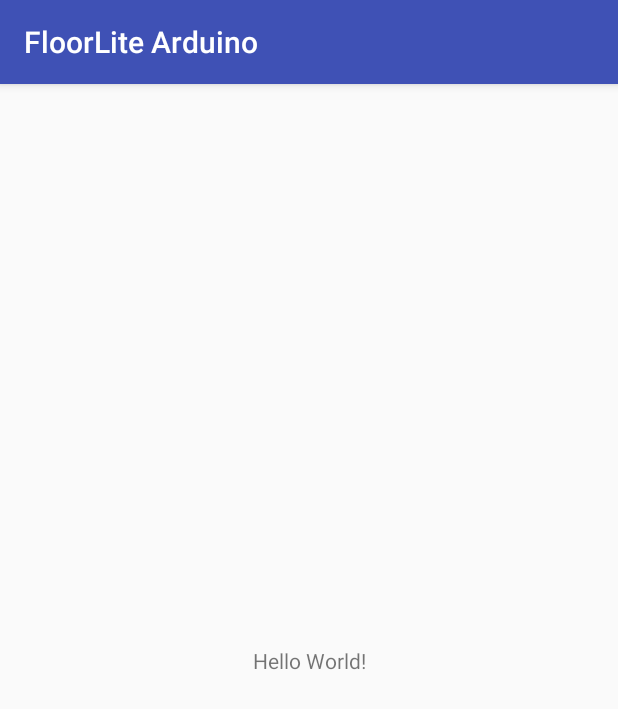
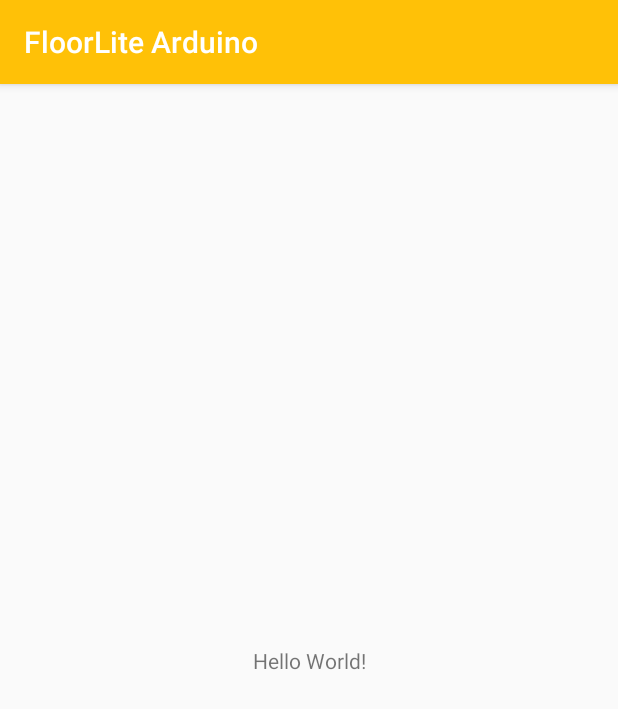
Before and after one commit to ngesa254/arduino-floorLite, an Android app: the screen it shows after launch (FloorMainActivity), on a phone screen of 412 x 824 dp. Shown: the top 709 px of the screen. Run offline under Robolectric (Android 15) with nearby library versions, the phone set to English and light mode, and no system bars.

Commit message:
update the colors

```diff
--- a/app/src/main/res/layout/activity_floor_main.xml
+++ b/app/src/main/res/layout/activity_floor_main.xml
@@ -1,5 +1,6 @@
 <?xml version="1.0" encoding="utf-8"?>
-<android.support.constraint.ConstraintLayout xmlns:android="http://schemas.android.com/apk/res/android"
+<android.support.constraint.ConstraintLayout
+    xmlns:android="http://schemas.android.com/apk/res/android"
     xmlns:app="http://schemas.android.com/apk/res-auto"
     xmlns:tools="http://schemas.android.com/tools"
     android:layout_width="match_parent"
--- a/app/src/main/res/values/colors.xml
+++ b/app/src/main/res/values/colors.xml
@@ -1,6 +1,11 @@
 <?xml version="1.0" encoding="utf-8"?>
 <resources>
-    <color name="colorPrimary">#3F51B5</color>
-    <color name="colorPrimaryDark">#303F9F</color>
+    <color name="colorPrimary">#FFC107</color>
+    <color name="colorPrimaryDark">#FFA000</color>
+    <color name="background">#fcfcfc</color>
+    <color name="lightgray">#ededed</color>
+    <color name="deeppurple">#7c4dff</color>
+    <color name="yello">#ffb300</color>
+    <color name="green">#00bfa5</color>
     <color name="colorAccent">#FF4081</color>
 </resources>
```
